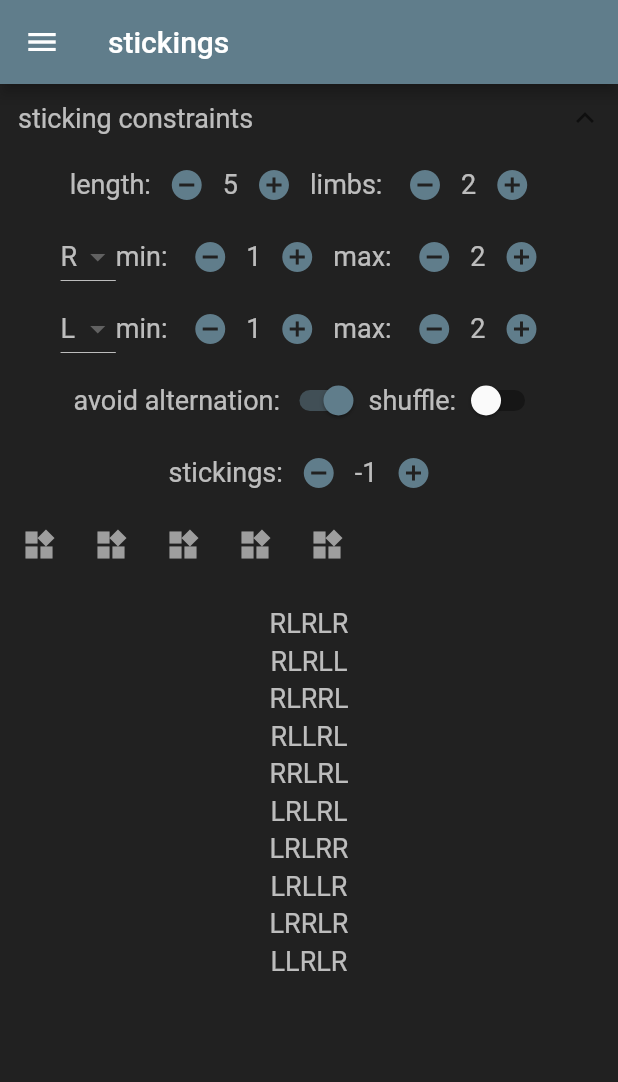
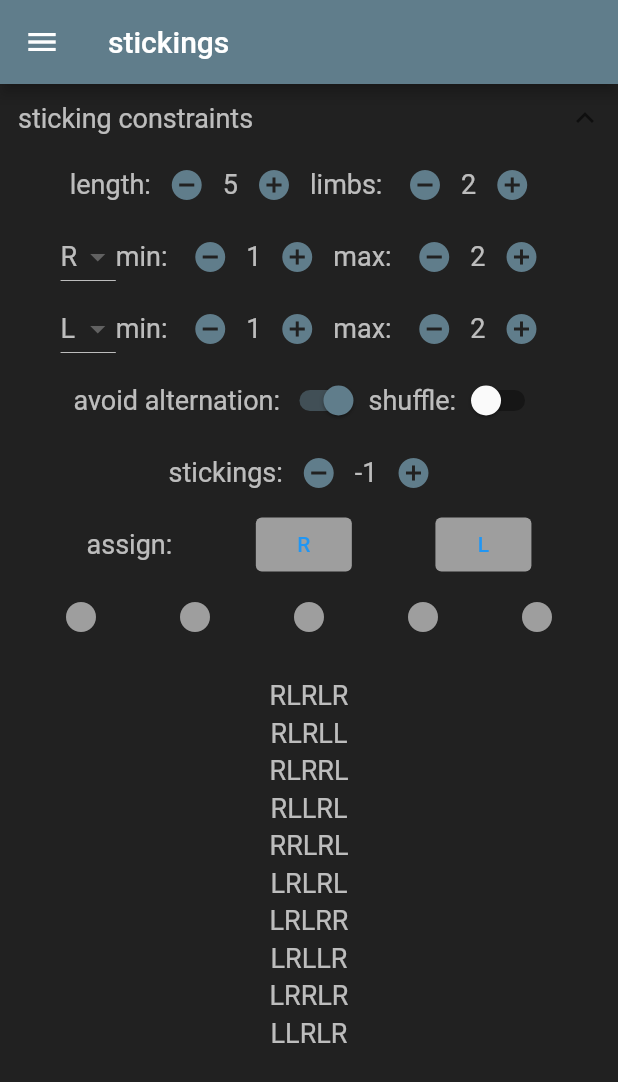
Before and after one commit to bgreenbones/drumPracticeHelper, a Flutter app: the screen it shows after launch, after a tap on "sticking constraints", after a tap on the "remove circle" icon, on a phone screen of 412 x 824 dp. Shown: the top 1082 px of the screen. Run offline on Flutter 3.47's test engine with Material 2 defaults, Android fonts, the phone set to English and light mode, and no system bars; drawn by our look-alikes of expandable; our stand-ins replace google_mobile_ads, wakelock; network calls fail.

Commit message:
starting to hook up rhythms and add stick assignment to rhythms

```diff
--- a/lib/possible_stickings.dart
+++ b/lib/possible_stickings.dart
@@ -29,7 +29,9 @@ class PossibleStickingsState extends State<PossibleStickings> {
     return !generateRandomStickings();
   }
 
-  late RhythmicConstraint rhythmicConstraint;
+  late RhythmicConstraint rhythmicConstraint = RhythmicConstraint(
+      sticks: sticks.values.toList(),
+      rhythm: List<bool>.generate(stickingLength, (index) => false));
   bool applyRhythmicConstraint = false;
 
   List<String> stickOptions = ['R', 'L', 'K', 'H'];
@@ -64,6 +66,13 @@ class PossibleStickingsState extends State<PossibleStickings> {
         stick.maxBounces = val >= stick.minBounces ? val : stick.maxBounces);
   }
 
+  void stickingLengthChanged(val) {
+    setState(() => {
+          stickingLength = val,
+          rhythmicConstraint.rhythmLength = stickingLength
+        });
+  }
+
   @override
   Widget build(BuildContext context) {
     return Column(
@@ -89,9 +98,7 @@ class PossibleStickingsState extends State<PossibleStickings> {
                                 min: 2,
                                 max: 12,
                                 step: 1,
-                                onChanged: (val) => {
-                                      setState(() => {stickingLength = val})
-                                    }),
+                                onChanged: stickingLengthChanged),
                             const Text("limbs: "),
                             NumberStepper(
                                 initialValue: sticks.length,
@@ -167,9 +174,12 @@ class PossibleStickingsState extends State<PossibleStickings> {
                                     })),
                           ]),
                       RhythmicConstraintWidget(
-                          constraint: RhythmicConstraint(
-                              sticks: [sticks.values.toList()[0]],
-                              rhythmLength: stickingLength)),
+                          availableSticks: sticks.values.toList(),
+                          constraint: rhythmicConstraint,
+                          onSticksChanged: (newSticks) => setState(
+                              () => {rhythmicConstraint.sticks = newSticks}),
+                          onRhythmChanged: (i, hitOrNot) => setState(
+                              () => {rhythmicConstraint.rhythm[i] = hitOrNot})),
                     ])),
         const SizedBox(height: 16.0),
         Expanded(
--- a/lib/rhythmic_constraint.dart
+++ b/lib/rhythmic_constraint.dart
@@ -3,11 +3,18 @@ import "package:rhythm_practice_helper/styles.dart";
 import "stickings.dart";
 
 class RhythmicConstraint {
-  RhythmicConstraint({required this.sticks, required rhythmLength}) {
-    rhythm = List<bool>.generate(rhythmLength, (i) => false);
+  RhythmicConstraint({
+    required this.sticks,
+    required this.rhythm,
+  });
+
+  List<Stick> sticks;
+  List<bool> rhythm;
+
+  set rhythmLength(rhythmLength) {
+    rhythm = List<bool>.generate(
+        rhythmLength, (i) => i < rhythm.length ? rhythm[i] : false);
   }
-  List<Stick> sticks;
-  late List<bool> rhythm;
 
   int subdivisionsUntilNextHit(int currentSubdivision) {
     if (currentSubdivision >= rhythm.length) {
@@ -24,7 +31,15 @@ class RhythmicConstraint {
 
 class RhythmicConstraintWidget extends StatefulWidget {
   final RhythmicConstraint constraint;
-  const RhythmicConstraintWidget({super.key, required this.constraint});
+  final List<Stick> availableSticks;
+  final Function(List<Stick>) onSticksChanged;
+  final Function(int, bool) onRhythmChanged;
+  const RhythmicConstraintWidget(
+      {super.key,
+      required this.constraint,
+      required this.availableSticks,
+      required this.onRhythmChanged,
+      required this.onSticksChanged});
 
   @override
   RhythmicConstraintWidgetState createState() =>
@@ -34,20 +49,41 @@ class RhythmicConstraintWidget extends StatefulWidget {
 class RhythmicConstraintWidgetState extends State<RhythmicConstraintWidget> {
   RhythmicConstraintWidgetState();
 
+  List<TextButton> getStickButtons() {
+    List<TextButton> result = [];
+    for (int i = 0; i < widget.availableSticks.length; i++) {
+      result.add(TextButton(
+          style: ButtonStyle(
+              backgroundColor: MaterialStateProperty.all<Color>(
+                  widget.constraint.rhythm[i] ? trimColor : Colors.grey)),
+          onPressed: () =>
+              widget.onRhythmChanged(i, !widget.constraint.rhythm[i]),
+          child: Text(widget.availableSticks[i].symbol)));
+    }
+    return result;
+  }
+
   List<IconButton> getRhythmButtons() {
     List<IconButton> result = [];
     for (int i = 0; i < widget.constraint.rhythm.length; i++) {
       result.add(IconButton(
-          icon: Icon(Icons.widgets,
+          icon: Icon(Icons.circle,
               color: widget.constraint.rhythm[i] ? trimColor : Colors.grey),
-          onPressed: () => setState(() =>
-              {widget.constraint.rhythm[i] = !widget.constraint.rhythm[i]})));
+          onPressed: () =>
+              widget.onRhythmChanged(i, !widget.constraint.rhythm[i])));
     }
     return result;
   }
 
   @override
   Widget build(BuildContext context) {
-    return Row(children: getRhythmButtons());
+    return Column(children: [
+      Row(
+          mainAxisAlignment: MainAxisAlignment.spaceEvenly,
+          children: <Widget>[const Text("assign:")] + getStickButtons()),
+      Row(
+          mainAxisAlignment: MainAxisAlignment.spaceEvenly,
+          children: getRhythmButtons())
+    ]);
   }
 }
```
